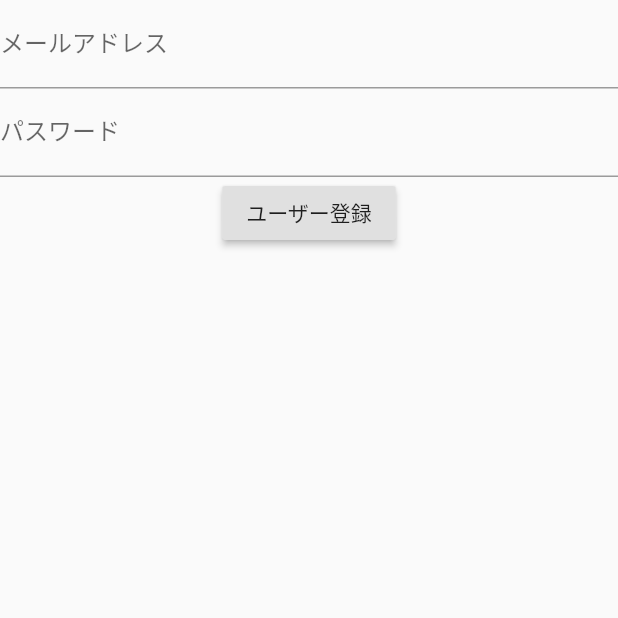
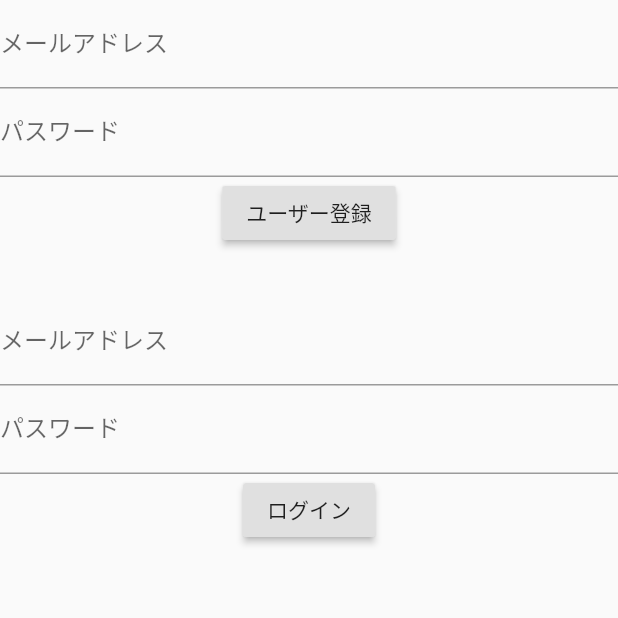
Before and after one commit to reika178/my_todo_app_firestore3, a Flutter app: the screen it shows after launch, on a phone screen of 412 x 824 dp, the top half of it. Run offline on Flutter 3.47's test engine with Material 2 defaults, Android fonts, the light colour scheme and no system bars; our stand-ins replace firebase_auth; accounts and stored records are empty.

Commit message:
ログイン復習
11/5

```diff
--- a/lib/main.dart
+++ b/lib/main.dart
@@ -29,6 +29,10 @@ class _MyAuthPageState extends State<MyAuthPage> {
 
   String newUserEmail = "";
   String newUserPassword = "";
+
+  String loginUserEmail = "";
+  String loginUserPassword = "";
+
   String infoText = "";
 
   @override
@@ -75,6 +79,45 @@ class _MyAuthPageState extends State<MyAuthPage> {
             },
             child: Text("ユーザー登録"),
           ),
+          Container(height: 32),
+          TextFormField(
+              decoration: InputDecoration(labelText: "メールアドレス"),
+              onChanged: (String value) {
+                setState(() {
+                  loginUserEmail = value;
+                });
+              },
+            ),
+          TextFormField(
+              decoration: InputDecoration(labelText: "パスワード"),
+              obscureText: true,
+              onChanged: (String value) {
+                setState(() {
+                  loginUserPassword = value;
+                });
+              },
+            ),
+          RaisedButton(
+            onPressed: () async {
+              try {
+                final FirebaseAuth auth = FirebaseAuth.instance;
+                final AuthResult result =
+                    await auth.signInWithEmailAndPassword(
+                      email: loginUserEmail,
+                      password: loginUserPassword,
+                    );
+                final FirebaseUser user = result.user;
+                setState(() {
+                  infoText = "ログインOK:${user.email}";
+                });
+              } catch (e) {
+                setState(() {
+                  infoText = "ログインNG:${e.message}";
+                });
+              }
+            },
+            child: Text("ログイン"),
+          ),
           Text(infoText)
           ],
         ),
```
Also changed, not shown: 3 other files.
